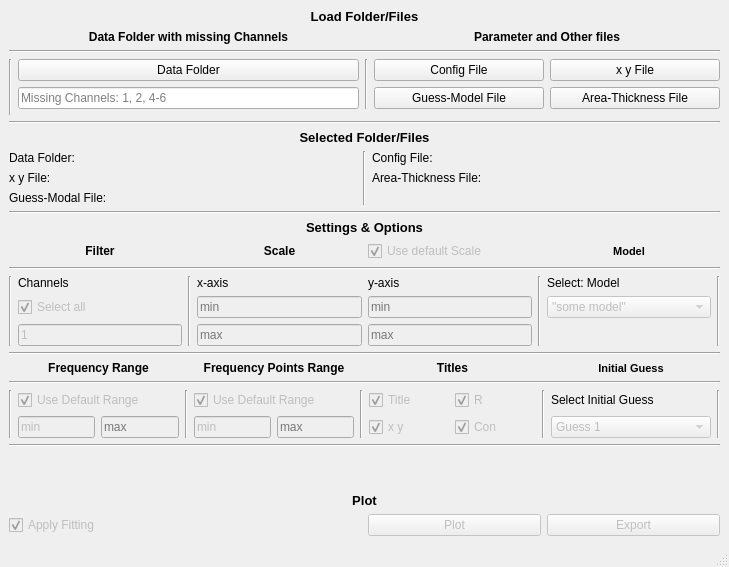
Qt form antranik/view/main_view.ui (abdullahsumbal/data-analysis) before a commit.
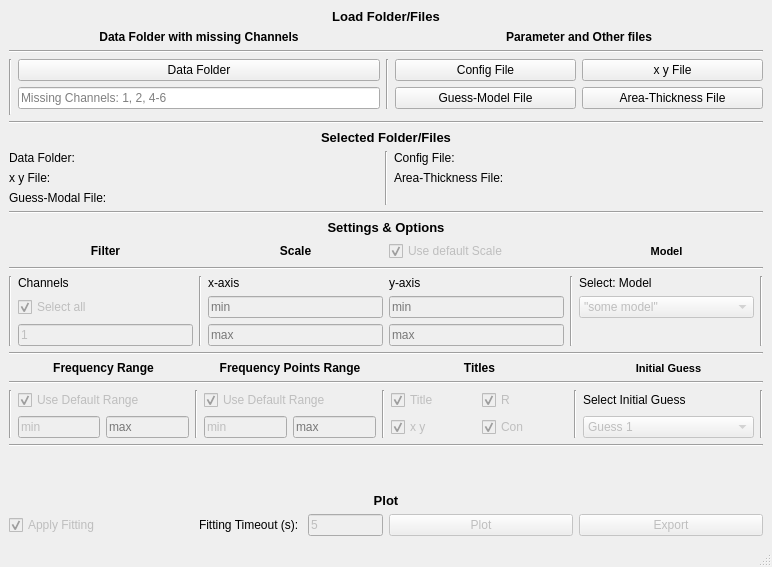
The same form after that commit.

Commit message: timeout issues: this fix #140, fix #138, fix #137, fix #139

What changed in the file:
```diff
--- a/antranik/view/main_view.ui
+++ b/antranik/view/main_view.ui
@@ -6,7 +6,7 @@
    <rect>
     <x>0</x>
     <y>0</y>
-    <width>517</width>
+    <width>626</width>
     <height>520</height>
    </rect>
   </property>
@@ -816,6 +816,27 @@
         </property>
        </widget>
       </item>
+      <item row="14" column="1">
+       <layout class="QGridLayout" name="gridLayout_4">
+        <item row="0" column="0">
+         <widget class="QLabel" name="label_8">
+          <property name="text">
+           <string>Fitting Timeout (s): </string>
+          </property>
+         </widget>
+        </item>
+        <item row="0" column="1">
+         <widget class="QLineEdit" name="lineEdit_timeout">
+          <property name="enabled">
+           <bool>false</bool>
+          </property>
+          <property name="text">
+           <string>5</string>
+          </property>
+         </widget>
+        </item>
+       </layout>
+      </item>
      </layout>
     </item>
    </layout>
```
Left out of the diff: 2 changed lines with no effect on the pictures. The commit also changes 4 other files.
